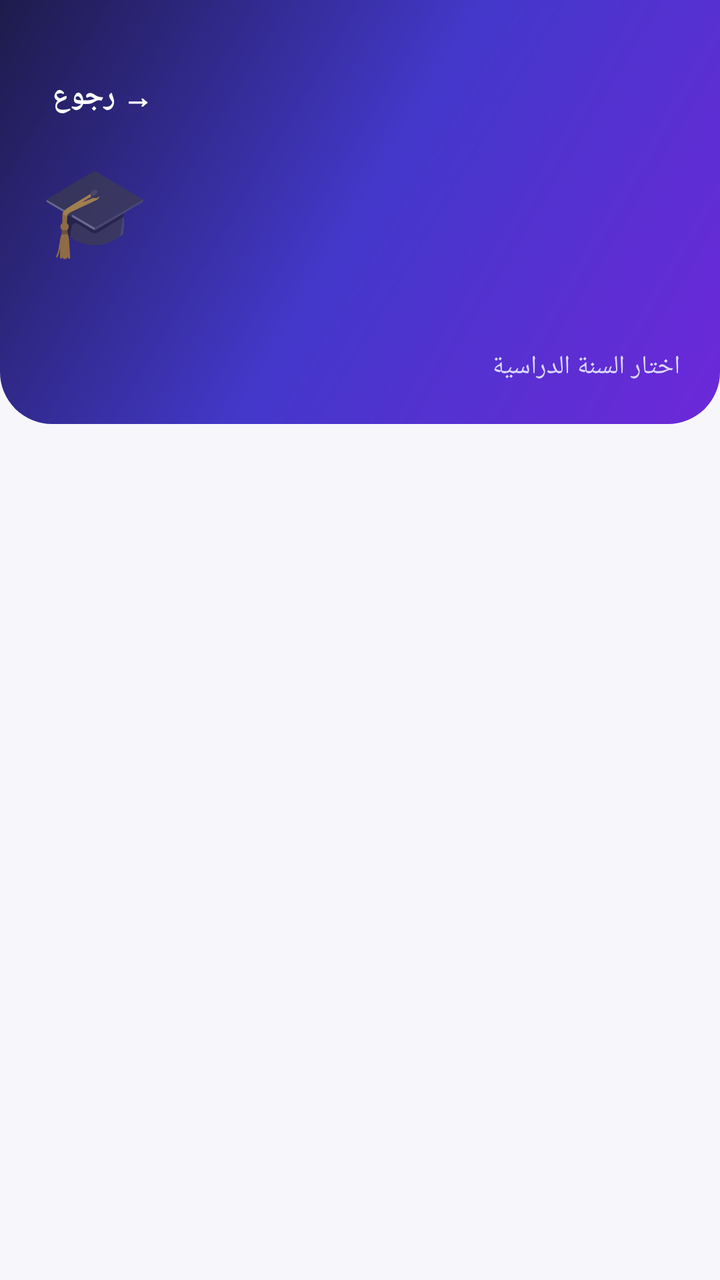
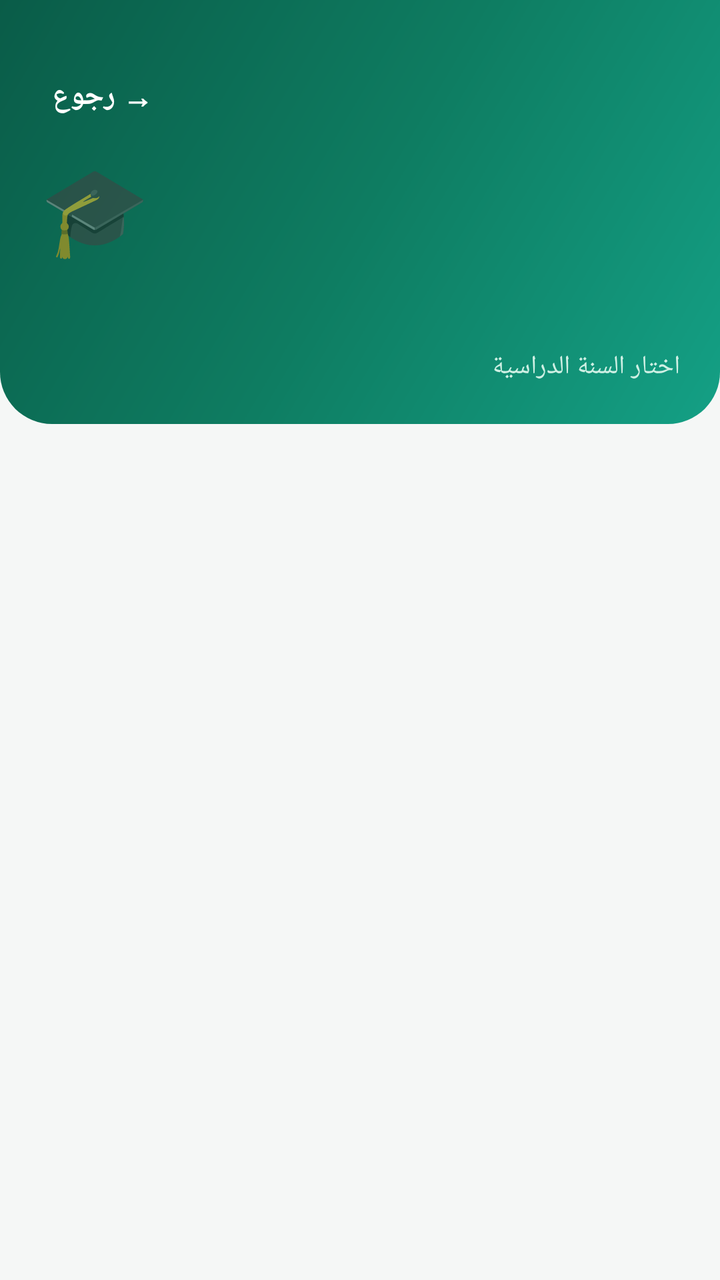

Compare the two renders of this Android layout. The source of the first and the diff that turns it into the second are given below.
<!-- AndroidManifest.xml: application theme AppTheme -->
<!-- res/layout/activity_track.xml -->
<?xml version="1.0" encoding="utf-8"?>
<LinearLayout xmlns:android="http://schemas.android.com/apk/res/android"
    android:layout_width="match_parent" android:layout_height="match_parent"
    android:orientation="vertical" android:background="@color/bg">

    <LinearLayout android:id="@+id/headerTrack" android:layout_width="match_parent"
        android:layout_height="wrap_content" android:background="@drawable/bg_header"
        android:orientation="vertical" android:padding="20dp">
        <TextView android:id="@+id/btnBack" android:layout_width="wrap_content"
            android:layout_height="wrap_content" android:layout_marginTop="12dp"
            android:padding="6dp" android:text="→ رجوع" android:textColor="@color/white"
            android:textSize="15sp" android:textStyle="bold" />
        <TextView android:id="@+id/tvTrackEmoji" android:layout_width="wrap_content"
            android:layout_height="wrap_content" android:layout_marginTop="10dp"
            android:text="🎓" android:textSize="44sp" />
        <TextView android:id="@+id/tvTrackTitle" android:layout_width="match_parent"
            android:layout_height="wrap_content" android:layout_marginTop="8dp"
            android:text="" android:textColor="@color/white" android:textSize="22sp"
            android:textStyle="bold" />
        <TextView android:id="@+id/tvTrackSubtitle" android:layout_width="match_parent"
            android:layout_height="wrap_content" android:layout_marginTop="4dp"
            android:text="اختار السنة الدراسية" android:textColor="#DAD7FE" android:textSize="13sp" />
    </LinearLayout>

    <ScrollView android:layout_width="match_parent" android:layout_height="match_parent">
        <LinearLayout android:id="@+id/layoutYears" android:layout_width="match_parent"
            android:layout_height="wrap_content" android:orientation="vertical" android:padding="16dp" />
    </ScrollView>
</LinearLayout>
<!-- resources referenced by this layout -->
<resources>
  <color name="bg">#F6F6FB</color>
  <color name="white">#FFFFFF</color>
  <!-- drawable bg_header (drawable) -->
  <?xml version="1.0" encoding="utf-8"?>
  <shape xmlns:android="http://schemas.android.com/apk/res/android" android:shape="rectangle">
      <gradient android:startColor="#1E1B4B" android:centerColor="#4338CA"
          android:endColor="#6D28D9" android:angle="315" />
      <corners android:bottomLeftRadius="26dp" android:bottomRightRadius="26dp" />
  </shape>
  <style name="AppTheme" parent="android:Theme.Material.Light.NoActionBar">
          <item name="android:colorPrimary">@color/primary</item>
          <item name="android:colorPrimaryDark">@color/primary_dark</item>
          <item name="android:colorAccent">@color/accent</item>
          <item name="android:windowBackground">@color/bg</item>
          <item name="android:statusBarColor">@color/primary_dark</item>
          <item name="android:navigationBarColor">@color/white</item>
          <item name="android:windowLightStatusBar">false</item>
      </style>
  <color name="primary">#4338CA</color>
  <color name="primary_dark">#1E1B4B</color>
  <color name="accent">#F59E0B</color>
</resources>

<!-- the commit's change to res/layout/activity_track.xml (unified diff, before → after) -->
@@ -19,7 +19,7 @@
             android:textStyle="bold" />
         <TextView android:id="@+id/tvTrackSubtitle" android:layout_width="match_parent"
             android:layout_height="wrap_content" android:layout_marginTop="4dp"
-            android:text="اختار السنة الدراسية" android:textColor="#DAD7FE" android:textSize="13sp" />
+            android:text="اختار السنة الدراسية" android:textColor="@color/header_sub" android:textSize="13sp" />
     </LinearLayout>
 
     <ScrollView android:layout_width="match_parent" android:layout_height="match_parent">
<!-- resource entries referenced after the edit -->
@@ -1,12 +1,13 @@
 <!-- resources referenced by this layout -->
 <resources>
-  <color name="bg">#F6F6FB</color>
+  <color name="bg">#F5F7F6</color>
+  <color name="header_sub">#CFF0E4</color>
   <color name="white">#FFFFFF</color>
   <!-- drawable bg_header (drawable) -->
   <?xml version="1.0" encoding="utf-8"?>
   <shape xmlns:android="http://schemas.android.com/apk/res/android" android:shape="rectangle">
-      <gradient android:startColor="#1E1B4B" android:centerColor="#4338CA"
-          android:endColor="#6D28D9" android:angle="315" />
+      <gradient android:startColor="#0A5C48" android:centerColor="#0E7C61"
+          android:endColor="#14A085" android:angle="315" />
       <corners android:bottomLeftRadius="26dp" android:bottomRightRadius="26dp" />
   </shape>
   <style name="AppTheme" parent="android:Theme.Material.Light.NoActionBar">
@@ -18,8 +19,8 @@
           <item name="android:navigationBarColor">@color/white</item>
           <item name="android:windowLightStatusBar">false</item>
       </style>
-  <color name="primary">#4338CA</color>
-  <color name="primary_dark">#1E1B4B</color>
+  <color name="primary">#0E7C61</color>
+  <color name="primary_dark">#0A5C48</color>
   <color name="accent">#F59E0B</color>
 </resources>
 
